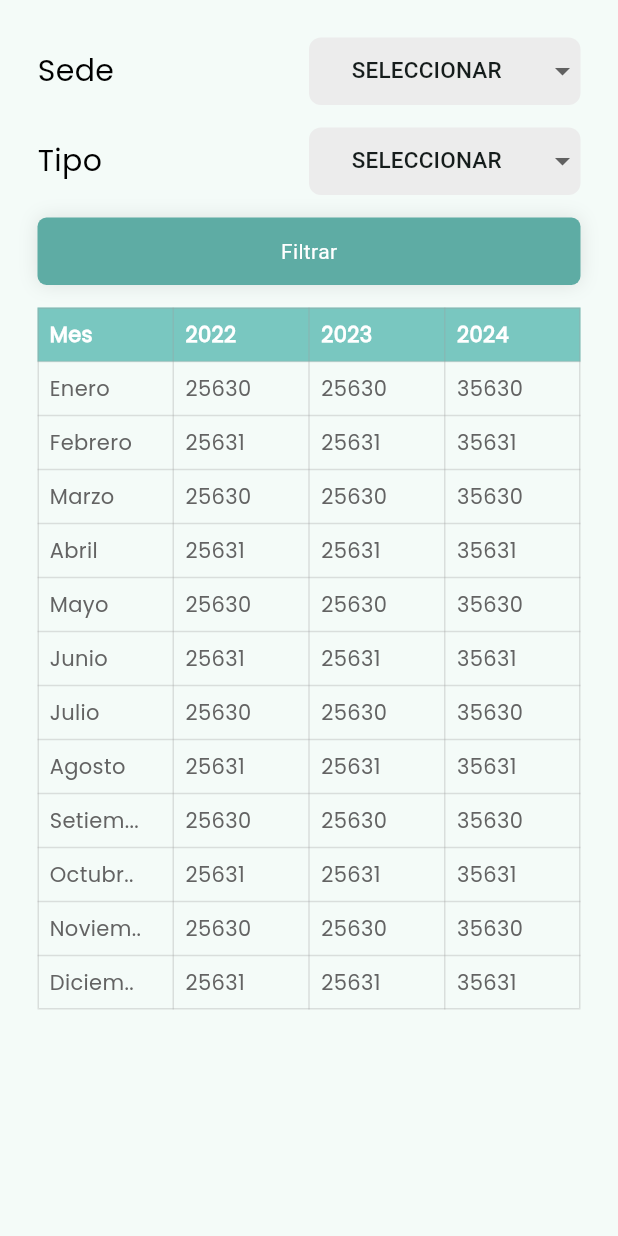
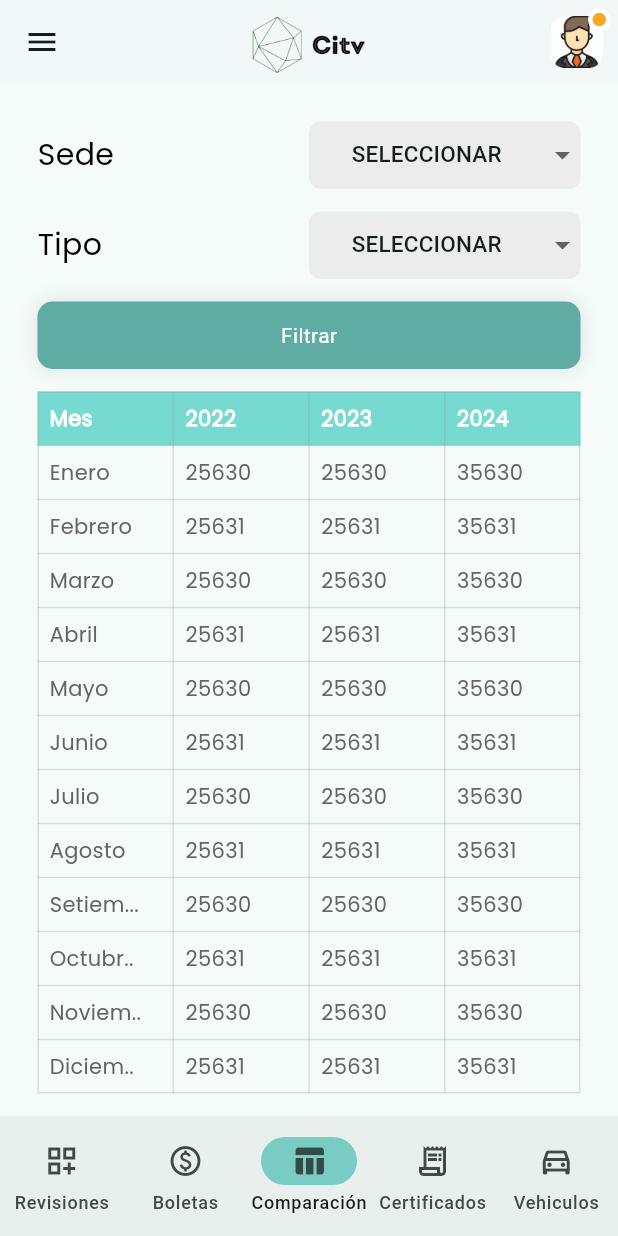
Before and after one commit to silverblade34/app_mobile_citvs, a Flutter app: the ComparisonPage screen opened by its route, on a phone screen of 412 x 824 dp. Run offline on Flutter 3.47's test engine with Material 3 defaults, Android fonts, the phone set to English and light mode, and no system bars; our stand-ins replace flutter_easyloading, get, get_storage, hexcolor, syncfusion_flutter_charts; accounts and stored records are empty.

Commit message:
se separo en widgets el appBar, drawer y bottomNavigationBar para ser llamados en los page

```diff
--- a/lib/app/controllers/navigation_layout_controller.dart
+++ b/lib/app/controllers/navigation_layout_controller.dart
@@ -16,13 +16,13 @@ class NavigationLayoutController extends GetxController {
       selectedIcon: Icons.paid,
       icon: Icons.paid_outlined,
       label: 'Boletas',
-      route: Routes.REVIEWS,
+      route: Routes.TICKETS,
     ),
     Destination(
       selectedIcon: Icons.table_chart,
       icon: Icons.table_chart_outlined,
       label: 'Comparación',
-      route: Routes.REVIEWS,
+      route: Routes.COMPARISON,
     ),
     Destination(
       selectedIcon: Icons.receipt_long,
--- a/lib/app/ui/pages/comparison/comparison_page.dart
+++ b/lib/app/ui/pages/comparison/comparison_page.dart
@@ -1,4 +1,10 @@
 import 'package:flutter/material.dart';
+import 'package:flutter_application_1/app/ui/pages/widgets/button_filter.dart';
+// -----------------------------Importaciones para los layout----------------------------------
+import 'package:flutter_application_1/app/ui/pages/widgets/navigation/custom_app_bar.dart';
+import 'package:flutter_application_1/app/ui/pages/widgets/navigation/custom_bottom_bar.dart';
+import 'package:flutter_application_1/app/ui/pages/widgets/navigation/navigation_drawer.dart';
+//---------------------------------------------------------------------------------------------
 import 'package:flutter_application_1/app/controllers/comparison_controller.dart';
 import 'package:flutter_application_1/app/ui/pages/comparison/widgets/table_dynamic.dart';
 import 'package:flutter_application_1/app/ui/pages/widgets/text_select.dart';
@@ -12,6 +18,11 @@ class ComparisonPage extends GetView<ComparisonController> {
     final controller = Get.put(ComparisonController());
 
     return Scaffold(
+      appBar: const CustomAppBar(),
+      drawer: const NavigationDrawerLayout(),
+      bottomNavigationBar: const CustomBottomNavigationBar(
+        initialIndex: 2,
+      ),
       body: SafeArea(
         child: SingleChildScrollView(
           child: Container(
@@ -59,7 +70,7 @@ class ComparisonPage extends GetView<ComparisonController> {
                 Row(
                   mainAxisAlignment: MainAxisAlignment.spaceEvenly,
                   children: [
-                         const TextSelect(
+                    const TextSelect(
                       textLabel: "Tipo",
                     ),
                     Expanded(
@@ -94,28 +105,9 @@ class ComparisonPage extends GetView<ComparisonController> {
                 const SizedBox(
                   height: 15,
                 ),
-                InkWell(
-                  onTap: () async {},
-                  child: Container(
-                    alignment: Alignment.center,
-                    height: 45,
-                    decoration: BoxDecoration(
-                        color: const Color.fromARGB(255, 94, 172, 164),
-                        borderRadius: BorderRadius.circular(6),
-                        boxShadow: [
-                          BoxShadow(
-                            color: Colors.black.withOpacity(0.1),
-                            blurRadius: 10,
-                          ),
-                        ]),
-                    child: const Text(
-                      'Filtrar',
-                      style: TextStyle(
-                        color: Colors.white,
-                      ),
-                    ),
-                  ),
-                ),
+                ButtonFilter(onTap: () async {
+                  await controller.doSearch();
+                }),
                 const SizedBox(
                   height: 15,
                 ),
--- a/lib/app/ui/pages/comparison/widgets/table_dynamic.dart
+++ b/lib/app/ui/pages/comparison/widgets/table_dynamic.dart
@@ -86,7 +86,7 @@ class TableDynamic extends StatelessWidget {
       children: [
         TableRow(
           decoration: const BoxDecoration(
-            color: Color.fromARGB(255, 121, 199, 192),
+            color: Color.fromARGB(255, 119, 218, 209),
           ),
           children: [
             buildTableCellHeader('Mes'),
--- /dev/null
+++ b/lib/app/ui/pages/widgets/button_filter.dart
@@ -0,0 +1,33 @@
+import 'package:flutter/material.dart';
+
+class ButtonFilter extends StatelessWidget {
+  final Function()? onTap;
+
+  const ButtonFilter({super.key, required this.onTap});
+
+  @override
+  Widget build(BuildContext context) {
+    return InkWell(
+      onTap: onTap,
+      child: Container(
+        alignment: Alignment.center,
+        height: 45,
+        decoration: BoxDecoration(
+            color: const Color.fromARGB(255, 94, 172, 164),
+            borderRadius: BorderRadius.circular(10),
+            boxShadow: [
+              BoxShadow(
+                color: Colors.black.withOpacity(0.1),
+                blurRadius: 10,
+              ),
+            ]),
+        child: const Text(
+          'Filtrar',
+          style: TextStyle(
+            color: Colors.white,
+          ),
+        ),
+      ),
+    );
+  }
+}
--- a/lib/app/ui/pages/widgets/navigation/custom_bottom_bar.dart
+++ b/lib/app/ui/pages/widgets/navigation/custom_bottom_bar.dart
@@ -12,16 +12,14 @@ class CustomBottomNavigationBar extends StatelessWidget {
 
   @override
   Widget build(BuildContext context) {
-    final navigationCL = Get.put(NavigationLayoutController());
+    final navigationCL = Get.find<NavigationLayoutController>(); // Usa Get.find
 
-    return Obx(
-      () => NavigationBar(
+    return NavigationBar(
       height: 80,
       indicatorColor: const Color.fromARGB(255, 120, 204, 196),
       onDestinationSelected: (int index) {
         navigationCL.selectedIndex.value = index;
-          final selectedDestination =
-              navigationCL.navigationDestinations[index];
+        final selectedDestination = navigationCL.navigationDestinations[index];
         Get.offAllNamed(selectedDestination.route);
       },
       selectedIndex: initialIndex,
@@ -34,7 +32,6 @@ class CustomBottomNavigationBar extends StatelessWidget {
           label: navigationCL.navigationDestinations[index].label,
         ),
       ),
-      ),
     );
   }
 }
--- a/lib/main.dart
+++ b/lib/main.dart
@@ -1,20 +1,21 @@
 import 'package:flutter/material.dart';
 import 'package:flutter_application_1/app/bindings/login_binding.dart';
+import 'package:flutter_application_1/app/controllers/navigation_layout_controller.dart';
 import 'package:flutter_application_1/app/routes/pages.dart';
 import 'package:flutter_easyloading/flutter_easyloading.dart';
 import 'package:get/get.dart';
 import 'package:get_storage/get_storage.dart';
 
 void main() async {
+  Get.put(NavigationLayoutController());
   await GetStorage.init();
   runApp(GetMaterialApp(
     debugShowCheckedModeBanner: false,
-    initialRoute: Routes.INITIAL,
+    initialRoute: Routes.REVIEWS,
     theme: ThemeData(
       useMaterial3: true,
       colorSchemeSeed: Colors.teal,
     ),
-    defaultTransition: Transition.fade,
     initialBinding: LoginBinding(),
     getPages: AppPages.pages,
     builder: (context, widget) {
```
Also changed, not shown: lib/app/controllers/comparison_controller.dart (+8 -0 lines), lib/app/controllers/tickets_controller.dart (+7 -0 lines), lib/app/ui/pages/reviews/reviews_page.dart (+5 -24 lines), lib/app/ui/pages/tickets/tickets_page.dart (+4 -22 lines), lib/app/ui/pages/widgets/navigation/navigation_drawer.dart (+6 -6 lines). Lines whose indentation alone changed are shown as unchanged.
